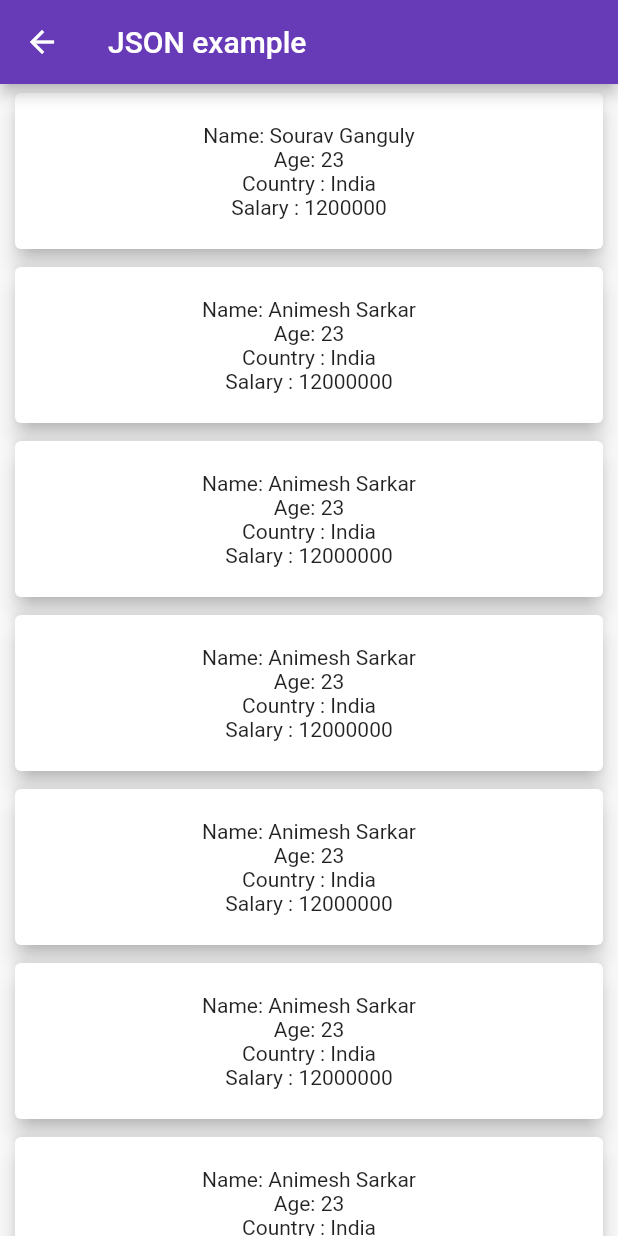
After one commit to iamsourav37/practice_flutter_widgets, a Flutter app: the JSONExample screen opened directly, on a phone screen of 412 x 824 dp. The commit adds this screen. Run offline on Flutter 3.47's test engine with Material 2 defaults, Android fonts, the phone set to English and light mode, and no system bars.

Commit message:
local json data

```diff
--- /dev/null
+++ b/assets/json/person.json
@@ -0,0 +1,44 @@
+[
+  {
+    "name": "Sourav Ganguly",
+    "age": 23,
+    "country": "India",
+    "salary": 1200000
+  },
+  {
+    "name": "Animesh Sarkar",
+    "age": 23,
+    "country": "India",
+    "salary": 12000000
+  },
+  {
+    "name": "Animesh Sarkar",
+    "age": 23,
+    "country": "India",
+    "salary": 12000000
+  },
+  {
+    "name": "Animesh Sarkar",
+    "age": 23,
+    "country": "India",
+    "salary": 12000000
+  },
+  {
+    "name": "Animesh Sarkar",
+    "age": 23,
+    "country": "India",
+    "salary": 12000000
+  },
+  {
+    "name": "Animesh Sarkar",
+    "age": 23,
+    "country": "India",
+    "salary": 12000000
+  },
+  {
+    "name": "Animesh Sarkar",
+    "age": 23,
+    "country": "India",
+    "salary": 12000000
+  }
+]
--- a/lib/screens/AgeCalculator.dart
+++ b/lib/screens/AgeCalculator.dart
@@ -23,9 +23,10 @@ class _AgeCalculatorState extends State<AgeCalculator> {
   _showDatePicker() {
     showDatePicker(
       context: context,
-      initialDate: DateTime(1990),
+      initialDate: DateTime(2000, 2),
       firstDate: DateTime(1920, 1),
       lastDate: DateTime(2100, 1),
+      initialDatePickerMode: DatePickerMode.year,
     ).then((value) {
       setState(() {
         selectedYear = value!.year;
@@ -36,7 +37,6 @@ class _AgeCalculatorState extends State<AgeCalculator> {
 
   void calculateAge() {
     age = DateTime.now().year - selectedYear;
-    // setState(() {});
   }
 
   @override
--- a/lib/screens/HomeScreen.dart
+++ b/lib/screens/HomeScreen.dart
@@ -3,6 +3,7 @@ import 'package:practice_flutter_widgets/screens/AgeCalculator.dart';
 
 import '../constants.dart';
 import 'ContactUs.dart';
+import 'JSONExample.dart';
 
 class HomeScreen extends StatefulWidget {
   const HomeScreen({Key? key}) : super(key: key);
@@ -60,6 +61,17 @@ class _HomeScreenState extends State<HomeScreen> {
                 ),
               ),
               ListTile(
+                leading: Icon(Icons.drive_eta_sharp),
+                title: Text(
+                  "JSON example",
+                  style: kListTileTitleStyle,
+                ),
+                onTap: () {
+                  Navigator.of(context).push(
+                      MaterialPageRoute(builder: (context) => JSONExample()));
+                },
+              ),
+              ListTile(
                 leading: Icon(Icons.contact_page),
                 title: Text(
                   "Contact us",
--- /dev/null
+++ b/lib/screens/JSONExample.dart
@@ -0,0 +1,56 @@
+import 'package:flutter/material.dart';
+import 'dart:convert';
+
+class JSONExample extends StatefulWidget {
+  const JSONExample({Key? key}) : super(key: key);
+
+  @override
+  _JSONExampleState createState() => _JSONExampleState();
+}
+
+class _JSONExampleState extends State<JSONExample> {
+  @override
+  Widget build(BuildContext context) {
+    return Scaffold(
+      appBar: AppBar(
+        title: Text("JSON example"),
+      ),
+      body: FutureBuilder(
+        future: DefaultAssetBundle.of(context)
+            .loadString("assets/json/person.json"),
+        builder: (context, snapshot) {
+          if (snapshot.connectionState == ConnectionState.done) {
+            var mydata = json.decode(snapshot.data.toString());
+            print("length : ${mydata.length}");
+            return ListView.builder(
+              physics: BouncingScrollPhysics(),
+              itemCount: mydata.length,
+              itemBuilder: (context, index) {
+                return Card(
+                  elevation: 6,
+                  margin: EdgeInsets.symmetric(vertical: 6, horizontal: 10),
+                  child: Padding(
+                    padding: const EdgeInsets.all(10.0),
+                    child: Container(
+                      padding: EdgeInsets.all(10),
+                      child: Column(
+                        children: [
+                          Text("Name: ${mydata[index]['name']}"),
+                          Text("Age: ${mydata[index]['age']}"),
+                          Text("Country : ${mydata[index]['country']}"),
+                          Text("Salary : ${mydata[index]['salary']}"),
+                        ],
+                      ),
+                    ),
+                  ),
+                );
+              },
+            );
+          } else {
+            return CircularProgressIndicator();
+          }
+        },
+      ),
+    );
+  }
+}
--- a/pubspec.yaml
+++ b/pubspec.yaml
@@ -27,6 +27,9 @@ dependencies:
   # The following adds the Cupertino Icons font to your application.
   # Use with the CupertinoIcons class for iOS style icons.
   cupertino_icons: ^1.0.2
+  http: ^0.13.3
+  shared_preferences: ^2.0.6
+  url_launcher: ^6.0.7
 
 dev_dependencies:
   flutter_test:
@@ -45,6 +48,7 @@ flutter:
   # To add assets to your application, add an assets section, like this:
   assets:
     - assets/images/
+    - assets/json/
   #   - images/a_dot_ham.jpeg
 
   # An image asset can refer to one or more resolution-specific "variants", see
```
Also changed, not shown: pubspec.lock.
